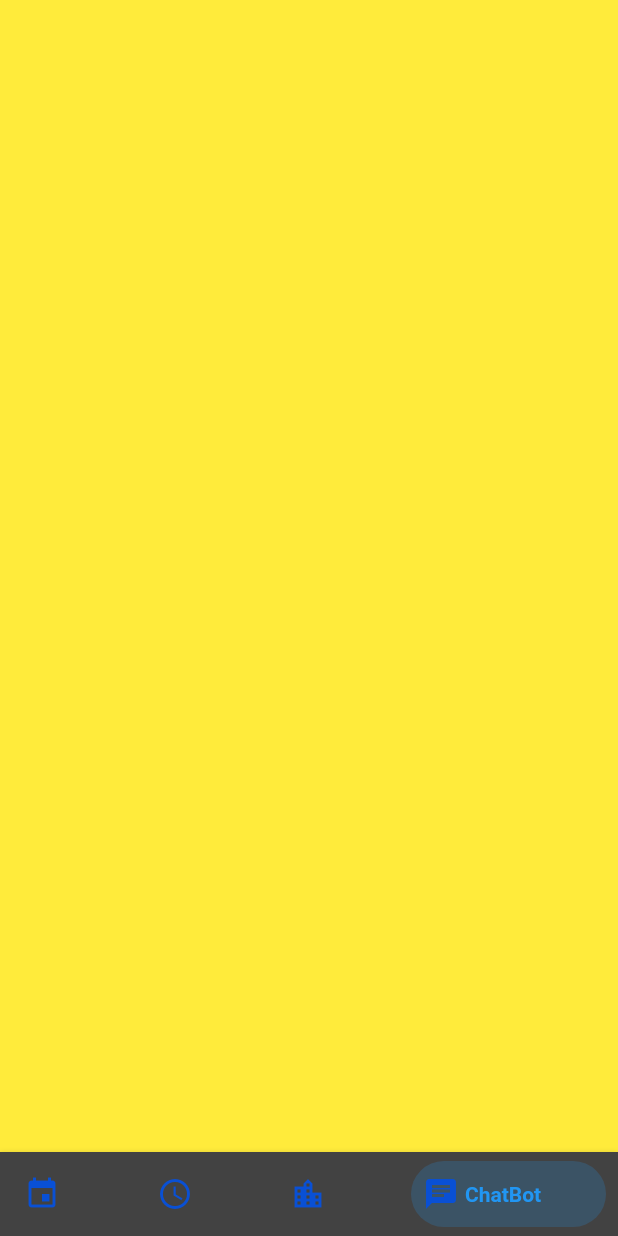
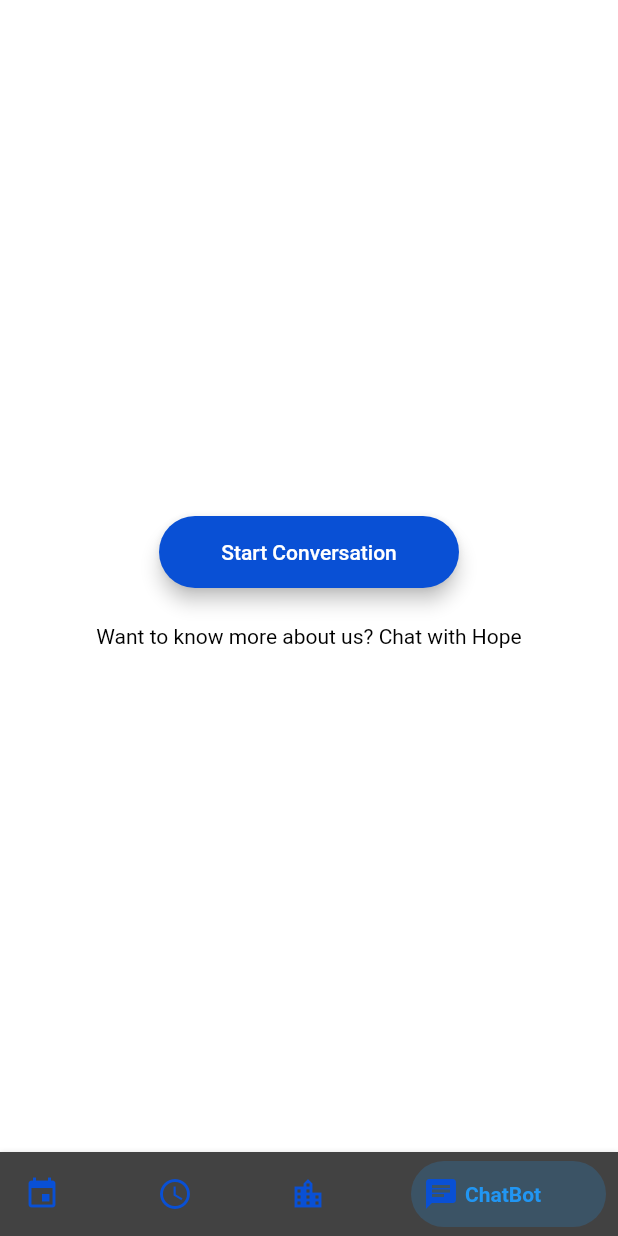
Before and after one commit to Yashs1623/LOC4.0_TechyCrafts, a Flutter app: the BottomTabs screen opened by its route, swiped to page 4, on a phone screen of 412 x 824 dp. Run offline on Flutter 3.47's test engine with Material 2 defaults, Android fonts, the phone set to English and light mode, and no system bars; drawn by our look-alikes of bottom_navy_bar; our stand-ins replace flutter_secure_storage, lottie; missing offline and left inert: kommunicate_flutter; accounts and stored records are empty.

Commit message:
ChatBot added

```diff
--- /dev/null
+++ b/lib/Screens/chatbot.dart
@@ -0,0 +1,53 @@
+import 'package:flutter/material.dart';
+import 'package:kommunicate_flutter/kommunicate_flutter.dart';
+import '../constants/constants.dart';
+import 'package:loc/roundbutton.dart';
+
+class ChatBot extends StatefulWidget {
+  const ChatBot({Key? key}) : super(key: key);
+
+  @override
+  State<ChatBot> createState() => _ChatBotState();
+}
+
+class _ChatBotState extends State<ChatBot> {
+  void buildConversation() {
+    dynamic conversationObject = {'appId': kappID};
+
+    KommunicateFlutterPlugin.buildConversation(conversationObject)
+        .then((result) {
+      print("Conversation builder success : " + result.toString());
+    }).catchError((error) {
+      print("Conversation builder error occurred : " + error.toString());
+    });
+  }
+
+  @override
+  Widget build(BuildContext context) {
+    return Scaffold(
+      backgroundColor: Colors.white,
+      body: Column(
+        mainAxisAlignment: MainAxisAlignment.center,
+        children: [
+          Center(
+            child: RoundButton(
+                color: kthemecolor,
+                text: 'Start Conversation',
+                onPressed: () {
+                  buildConversation();
+                }),
+          ),
+          const Center(
+            child: Padding(
+              padding: EdgeInsets.all(8.0),
+              child: Text(
+                'Want to know more about us? Chat with Hope',
+                style: TextStyle(color: Colors.black),
+              ),
+            ),
+          )
+        ],
+      ),
+    );
+  }
+}
--- a/lib/bottom_tabs.dart
+++ b/lib/bottom_tabs.dart
@@ -2,6 +2,7 @@ import 'package:flutter/material.dart';
 import 'package:bottom_navy_bar/bottom_navy_bar.dart';
 import 'constants/constants.dart';
 import 'Screens/events_screen.dart';
+import 'Screens/chatbot.dart';
 
 class BottomTabs extends StatefulWidget {
   const BottomTabs({Key? key}) : super(key: key);
@@ -65,9 +66,7 @@ class _BottomTabsState extends State<BottomTabs> {
             Container(
               color: Colors.red,
             ),
-            Container(
-              color: Colors.yellow,
-            )
+            ChatBot(),
           ],
         ),
       ),
--- a/lib/constants/constants.dart
+++ b/lib/constants/constants.dart
@@ -19,3 +19,4 @@ const InputDecoration kTextFieldDecoration = InputDecoration(
 );
 
 Color kthemecolor = Color(0xff0950D5);
+String kappID = '1c1a6fd899067751d2705a91dc035f561';
--- a/pubspec.yaml
+++ b/pubspec.yaml
@@ -38,6 +38,8 @@ dependencies:
   http: ^0.13.4
   flutter_secure_storage: ^5.0.2
   bottom_navy_bar: ^6.0.0
+  kommunicate_flutter: ^1.3.1
+  google_maps_flutter: ^2.1.2
 
 dev_dependencies:
   flutter_test:
```
Also changed, not shown: lib/Screens/queries.dart (added, +17 -0 lines), lib/widgets/query_card.dart (added, +15 -0 lines), lib/Screens/map_screen.dart (added), pubspec.lock, 2 other files.
